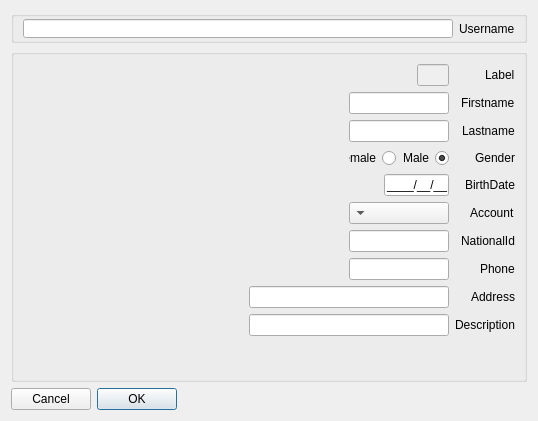
nournia/ketabkhaane, file userform.ui: the form before one commit.
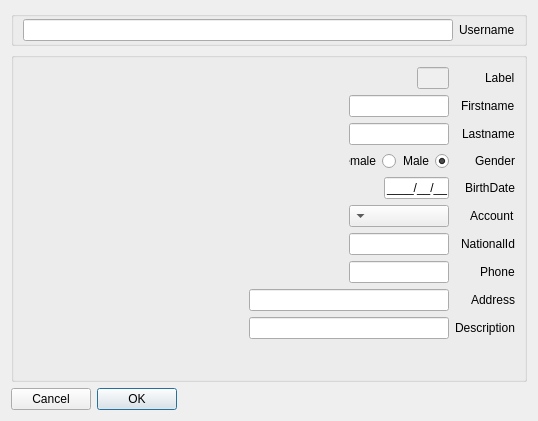
The form after the commit. Custom widgets are drawn as their Qt base class.

```diff
--- a/userform.ui
+++ b/userform.ui
@@ -16,32 +16,30 @@
   <layout class="QVBoxLayout" name="verticalLayout">
    <item>
     <widget class="QGroupBox" name="gUser">
-     <property name="minimumSize">
-      <size>
-       <width>0</width>
-       <height>32</height>
-      </size>
-     </property>
-     <property name="maximumSize">
-      <size>
-       <width>16777215</width>
-       <height>32</height>
-      </size>
+     <property name="sizePolicy">
+      <sizepolicy hsizetype="Preferred" vsizetype="Maximum">
+       <horstretch>0</horstretch>
+       <verstretch>0</verstretch>
+      </sizepolicy>
      </property>
      <property name="title">
       <string/>
      </property>
-     <layout class="QVBoxLayout" name="verticalLayout_2">
+     <layout class="QHBoxLayout" name="horizontalLayout_2">
       <property name="topMargin">
        <number>2</number>
       </property>
       <property name="bottomMargin">
        <number>2</number>
       </property>
-      <item>
-       <layout class="QHBoxLayout" name="lUser">
         <item>
          <widget class="QLabel" name="label_6">
+        <property name="sizePolicy">
+         <sizepolicy hsizetype="Preferred" vsizetype="Fixed">
+          <horstretch>0</horstretch>
+          <verstretch>0</verstretch>
+         </sizepolicy>
+        </property>
           <property name="text">
            <string>Username</string>
           </property>
@@ -51,8 +49,6 @@
          <widget class="MyLineEdit" name="eUser"/>
         </item>
        </layout>
-      </item>
-     </layout>
     </widget>
    </item>
    <item>
```
Left out of the diff: 12 changed lines with no effect on the pictures. Lines whose indentation alone changed are shown as unchanged.
